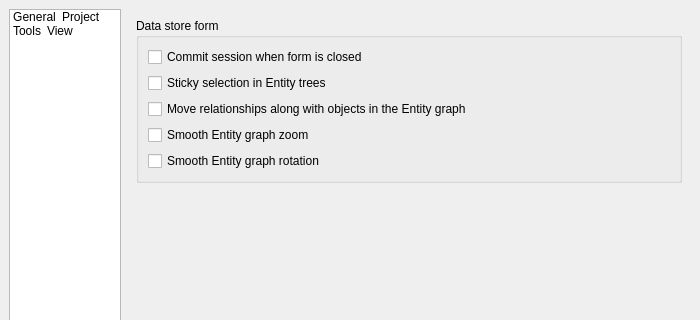
spine-tools/Spine-Toolbox, file spinetoolbox/ui/settings.ui: the form before one commit; both pictures show x 0 to 700 and y 0 to 320 of the 700 by 550 pixel window.
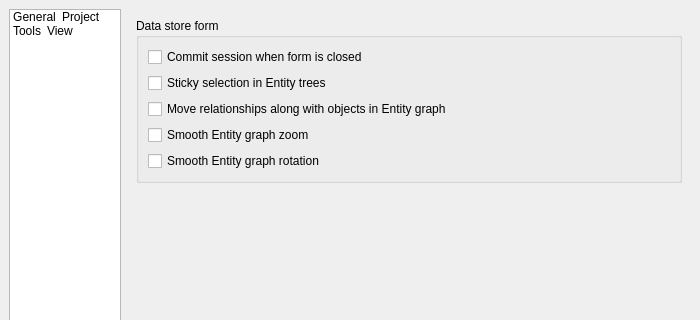
The form after the commit. Icons and pictures are not drawn.

What changed in the file:
```diff
--- a/spinetoolbox/ui/settings.ui
+++ b/spinetoolbox/ui/settings.ui
@@ -1043,7 +1043,7 @@
                <string>&lt;html&gt;&lt;head/&gt;&lt;body&gt;&lt;p&gt;When checked [default], moving Object items causes connected Relationship items to follow.&lt;/p&gt;&lt;/body&gt;&lt;/html&gt;</string>
               </property>
               <property name="text">
-               <string>Move relationships along with objects in the Entity graph</string>
+               <string>Move relationships along with objects in Entity graph</string>
               </property>
              </widget>
             </item>
```
